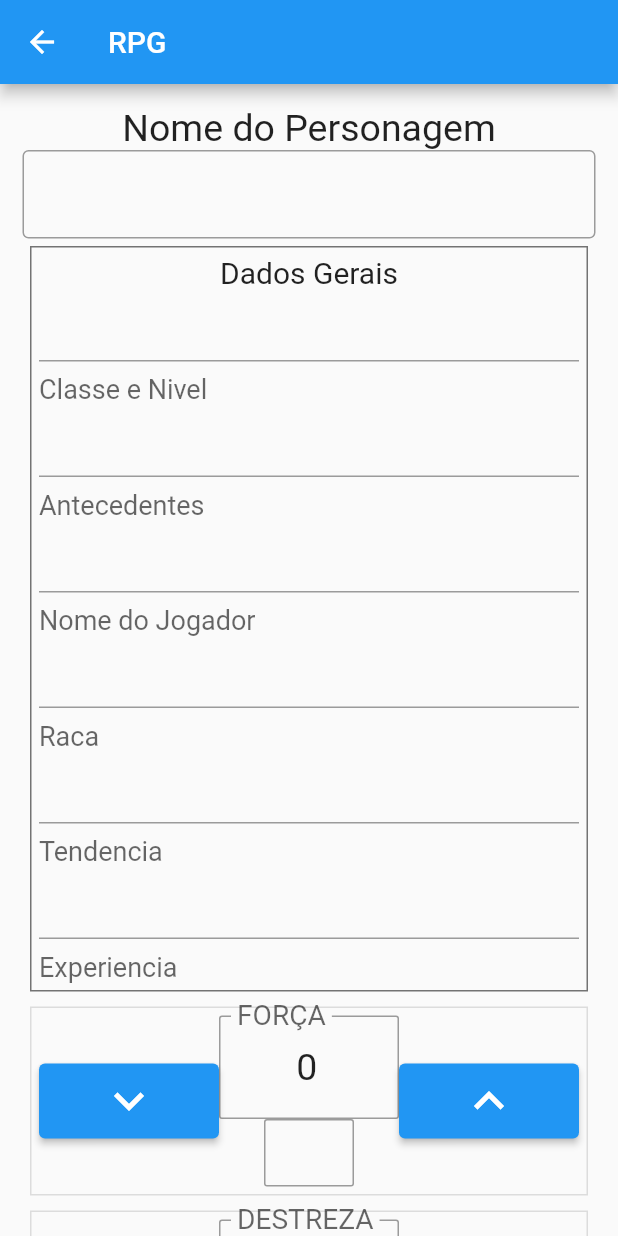
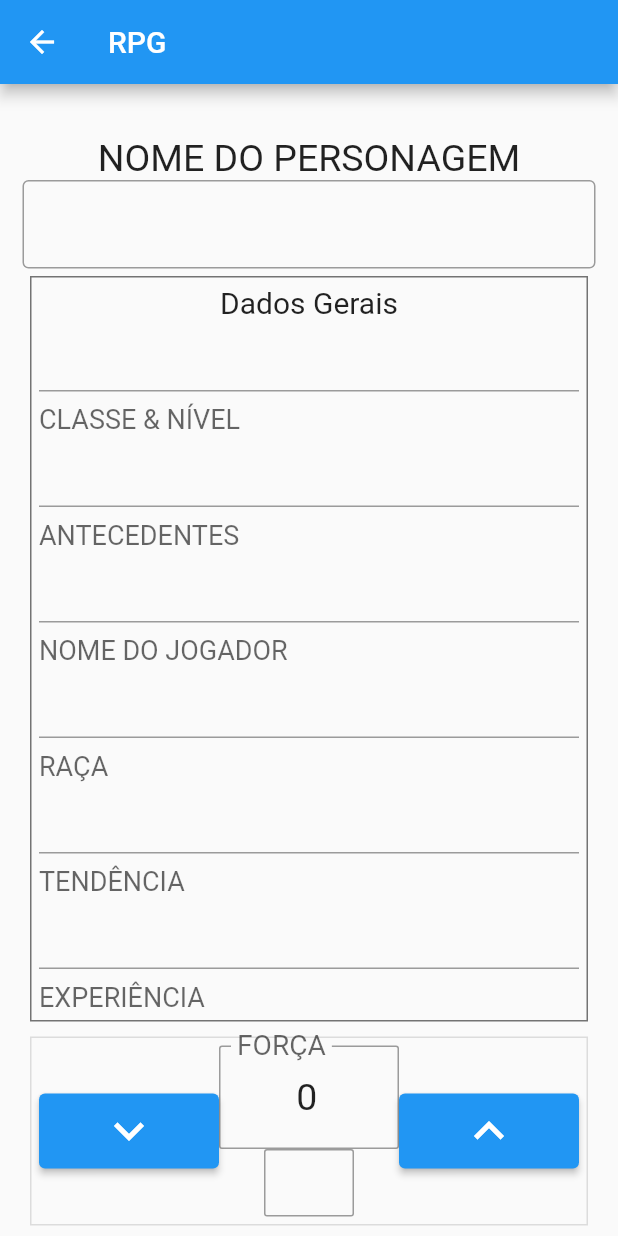
Before and after one commit to wellitonscheer/aplicativo-esportes-cti4, a Flutter app: the PrincipalRpg screen opened directly, on a phone screen of 412 x 824 dp. Run offline on Flutter 3.47's test engine with Material 2 defaults, Android fonts, the phone set to English and light mode, and no system bars; our stand-ins replace cloud_firestore, firebase_core; accounts and stored records are empty.

Commit message:
essa a peca que voce queria?

```diff
--- a/aplicativo_esportes_cti4_app/lib/rpg/DadosGerais.dart
+++ b/aplicativo_esportes_cti4_app/lib/rpg/DadosGerais.dart
@@ -32,7 +32,7 @@ class _DadosGeraisState extends State<DadosGerais> {
             controller: classeENivel,
             decoration: InputDecoration(
                 border: UnderlineInputBorder(),
-                helperText: "Classe e Nivel",
+                helperText: "CLASSE & NÍVEL",
                 helperStyle: TextStyle(fontSize: 18)
             ),
           ),
@@ -40,7 +40,7 @@ class _DadosGeraisState extends State<DadosGerais> {
             controller: antecedentes,
             decoration: InputDecoration(
                 border: UnderlineInputBorder(),
-                helperText: "Antecedentes",
+                helperText: "ANTECEDENTES",
                 helperStyle: TextStyle(fontSize: 18)
             ),
           ),
@@ -48,7 +48,7 @@ class _DadosGeraisState extends State<DadosGerais> {
             controller: nomeJogador,
             decoration: InputDecoration(
                 border: UnderlineInputBorder(),
-                helperText: "Nome do Jogador",
+                helperText: "NOME DO JOGADOR",
                 helperStyle: TextStyle(fontSize: 18)
             ),
           ),
@@ -56,7 +56,7 @@ class _DadosGeraisState extends State<DadosGerais> {
             controller: raca,
             decoration: InputDecoration(
                 border: UnderlineInputBorder(),
-                helperText: "Raca",
+                helperText: "RAÇA",
                 helperStyle: TextStyle(fontSize: 18)
             ),
           ),
@@ -64,7 +64,7 @@ class _DadosGeraisState extends State<DadosGerais> {
             controller: tendencia,
             decoration: InputDecoration(
                 border: UnderlineInputBorder(),
-                helperText: "Tendencia",
+                helperText: "TENDÊNCIA",
                 helperStyle: TextStyle(fontSize: 18)
             ),
           ),
@@ -72,7 +72,7 @@ class _DadosGeraisState extends State<DadosGerais> {
             controller: experiencia,
             decoration: InputDecoration(
                 border: UnderlineInputBorder(),
-                helperText: "Experiencia",
+                helperText: "EXPERIÊNCIA",
                 helperStyle: TextStyle(fontSize: 18)
             ),
           ),
--- a/aplicativo_esportes_cti4_app/lib/rpg/PrincipalRpg.dart
+++ b/aplicativo_esportes_cti4_app/lib/rpg/PrincipalRpg.dart
@@ -25,7 +25,8 @@ class _PrincipalRpgState extends State<PrincipalRpg> {
         padding: EdgeInsets.all(15),
         child: Column(
           children: [
-            Text("Nome do Personagem", style: TextStyle(fontSize: 25)),
+            SizedBox(height: 20),
+            Text("NOME DO PERSONAGEM", style: TextStyle(fontSize: 25)),
             TextField(
               controller: nomePersonagem,
               decoration: InputDecoration(
@@ -98,7 +99,37 @@ class _PrincipalRpgState extends State<PrincipalRpg> {
                 Expanded(child: TextoCimaFild("INICIATIVA PERSOGEM")),
                 Expanded(child: TextoCimaFild("DESLOCAMENTO")),
               ],
-            )
+            ),
+            Container(
+              decoration: BoxDecoration(
+                border: Border.all(color: Colors.black12),
+              ),
+              child: Column(
+                children: [
+                  SizedBox(height: 20),
+                  TextoCampo("PONTOS DE VIDA MÁXIMO"),
+                  FildCimaTexto("PONTOS DE VIDA ATUAL")
+                ],
+              ),
+            ),
+            SizedBox(height: 20),
+            Container(
+              decoration: BoxDecoration(
+                border: Border.all(color: Colors.black12),
+              ),
+              child: Column(
+                children: [
+                  SizedBox(height: 15),
+                  FildCimaTexto("PONTOS DE VIDA TEMPORÁRIOS")
+                ],
+              ),
+            ),
+            SizedBox(height: 20),
+            TextoCampoQuadrado("PC"),
+            TextoCampoQuadrado("PP"),
+            TextoCampoQuadrado("PE"),
+            TextoCampoQuadrado("PO"),
+            TextoCampoQuadrado("PP")
           ],
         ),
       ),
--- a/aplicativo_esportes_cti4_app/lib/rpg/allMyWidgets.dart
+++ b/aplicativo_esportes_cti4_app/lib/rpg/allMyWidgets.dart
@@ -3,3 +3,6 @@ export 'DadosGerais.dart';
 export 'CampoTexto.dart';
 export 'Proficiencia.dart';
 export 'TextoCimaFild.dart';
+export 'FildCimaTexto.dart';
+export 'TextoCampo.dart';
+export 'TextoCampoQuadrado.dart';
```
Also changed, not shown: aplicativo_esportes_cti4_app/lib/rpg/FildCimaTexto.dart (added, +33 -0 lines), aplicativo_esportes_cti4_app/lib/rpg/TextoCampo.dart (added, +37 -0 lines), aplicativo_esportes_cti4_app/lib/rpg/TextoCampoQuadrado.dart (added, +46 -0 lines).
